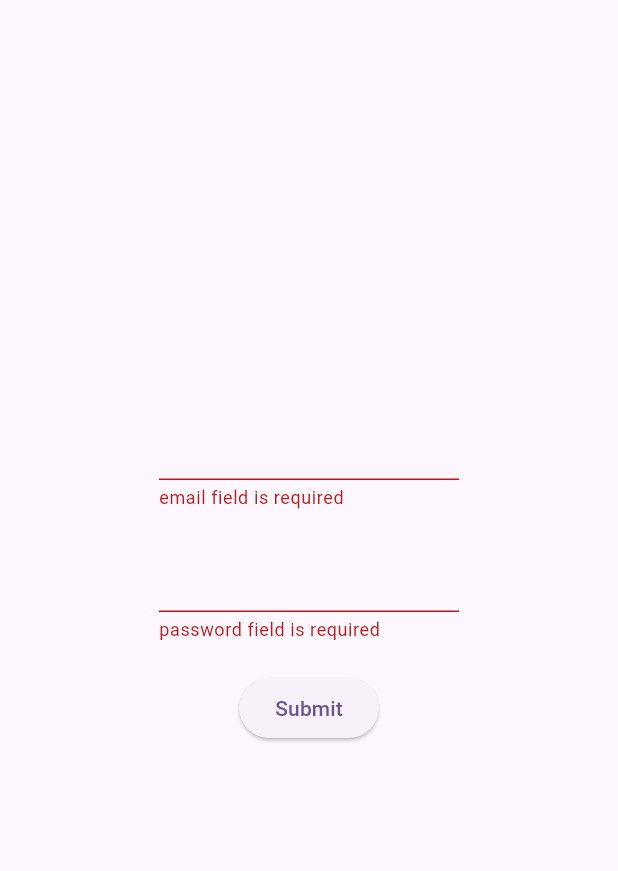
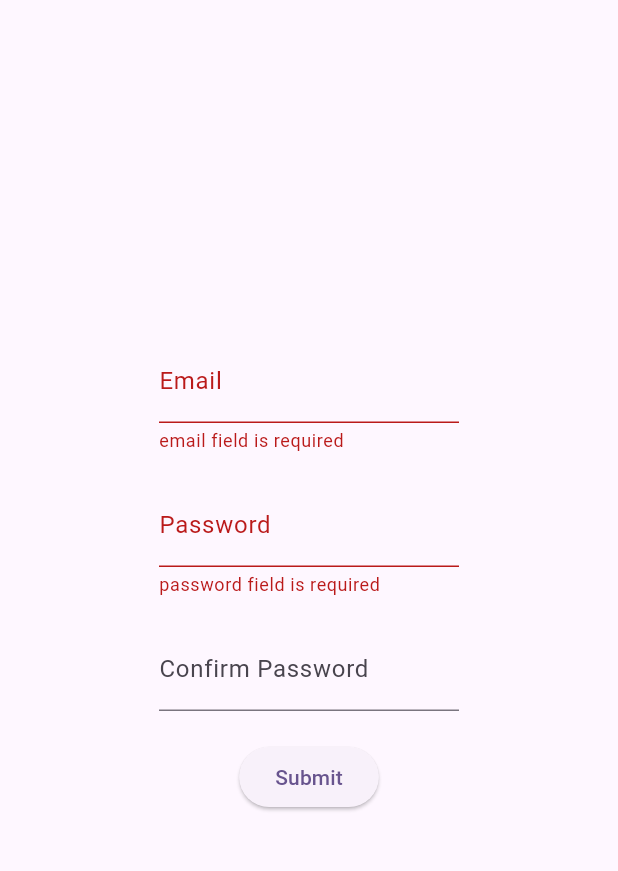
Before and after one commit to Ashkan-Oliaie/flutter_form_utility, a Flutter app: the screen it shows after launch, after a tap on "Submit", on a phone screen of 412 x 824 dp, the part 84-955 px from its top. Run offline on Flutter 3.47's test engine with Material 3 defaults, Android fonts, the phone set to English and light mode, and no system bars.

```diff
--- a/example/lib/main.dart
+++ b/example/lib/main.dart
@@ -33,22 +33,42 @@ class MyHomePage extends StatefulWidget {
 class _MyHomePageState extends State<MyHomePage> with FormUtility {
   static const String _emailKey = 'email';
   static const String _passwordKey = 'password';
+  static const String _confirmPasswordKey = 'confirmPassword';
 
   String? _emailFieldErrorMessage;
   String? _passwordFieldErrorMessage;
+  String? _confirmPasswordFieldErrorMessage;
 
   @override
   void initState() {
-    registerField(InputField(
+    registerField(
+      InputField(
           name: _emailKey,
           hotErrorEnabled: false,
           isRequired: true,
-        validators: [EmailValidator()]));
-    registerField(InputField(
+          validators: [EmailValidator()]),
+    );
+    registerField(
+      InputField(
           name: _passwordKey,
           isRequired: true,
           hotErrorEnabled: true,
-        validators: [MinLengthValidator(6, fieldName: 'Password')]));
+          validators: [MinLengthValidator(6, fieldName: 'Password')]),
+    );
+    registerField(
+      InputField(
+          name: _confirmPasswordKey,
+          isRequired: true,
+          hotErrorEnabled: true,
+          generateCustomValidators: (fields) {
+            return [
+              BaseValidator(
+                errorMessage: 'Passwords do not match',
+                validation: (value) => value == fields[_passwordKey]?.value,
+              ),
+            ];
+          }),
+    );
     super.initState();
   }
 
@@ -71,6 +91,7 @@ class _MyHomePageState extends State<MyHomePage> with FormUtility {
                 },
                 decoration: InputDecoration(
                   errorText: _emailFieldErrorMessage,
+                  label: const Text('Email'),
                 ),
               ),
             ),
@@ -86,6 +107,24 @@ class _MyHomePageState extends State<MyHomePage> with FormUtility {
                 },
                 decoration: InputDecoration(
                   errorText: _passwordFieldErrorMessage,
+                  label: const Text('Password'),
+                ),
+              ),
+            ),
+            const SizedBox(height: 20),
+            SizedBox(
+              width: 200,
+              child: TextField(
+                onChanged: (text) {
+                  updateField(_confirmPasswordKey, text);
+                  setState(() {
+                    _confirmPasswordFieldErrorMessage =
+                        getField(_confirmPasswordKey).error;
+                  });
+                },
+                decoration: InputDecoration(
+                  errorText: _confirmPasswordFieldErrorMessage,
+                  label: const Text('Confirm Password'),
                 ),
               ),
             ),
--- a/lib/src/fields/base_field.dart
+++ b/lib/src/fields/base_field.dart
@@ -11,7 +11,7 @@ class BaseField<T> extends IField<T> {
     required super.name,
     super.initialValue,
     super.generateCustomValidators,
-    super.validators = const [],
+    super.validators,
     super.isRequired = false,
     super.hotErrorEnabled = false,
   }) {
--- a/lib/src/fields/i_field.dart
+++ b/lib/src/fields/i_field.dart
@@ -16,16 +16,16 @@ abstract class IField<T> {
     required this.name,
     this.initialValue,
     this.generateCustomValidators,
-    this.validators = const [],
     this.isRequired = false,
     this.hotErrorEnabled = false,
-  });
+    List<BaseValidator>? validators,
+  }) : validators = validators ?? [];
 
   final String name;
   final T? initialValue;
   final GenerateValidationFunctionType generateCustomValidators;
   final bool isRequired;
-  List<BaseValidator> validators;
+  List<BaseValidator> validators = [];
   bool hotErrorEnabled = false;
 
   T? value;
--- a/pubspec.yaml
+++ b/pubspec.yaml
@@ -1,10 +1,10 @@
 name: form_utility
 description: "Form Utility: A Dart package designed to simplify form logic handling. Ideal for Flutter developers seeking to streamline form validation and improve code readability."
 homepage: https://github.com/Ashkan-Oliaie/flutter_form_utility
-version: 0.0.8
+version: 0.0.9
 
 environment:
-  sdk: '>=3.3.4 <4.0.0'
+  sdk: '>=3.1.3<4.0.0'
   flutter: ">=1.17.0"
 
 dependencies:
```
Also changed, not shown: example/pubspec.lock, 2 other files. Lines whose indentation alone changed are shown as unchanged.
